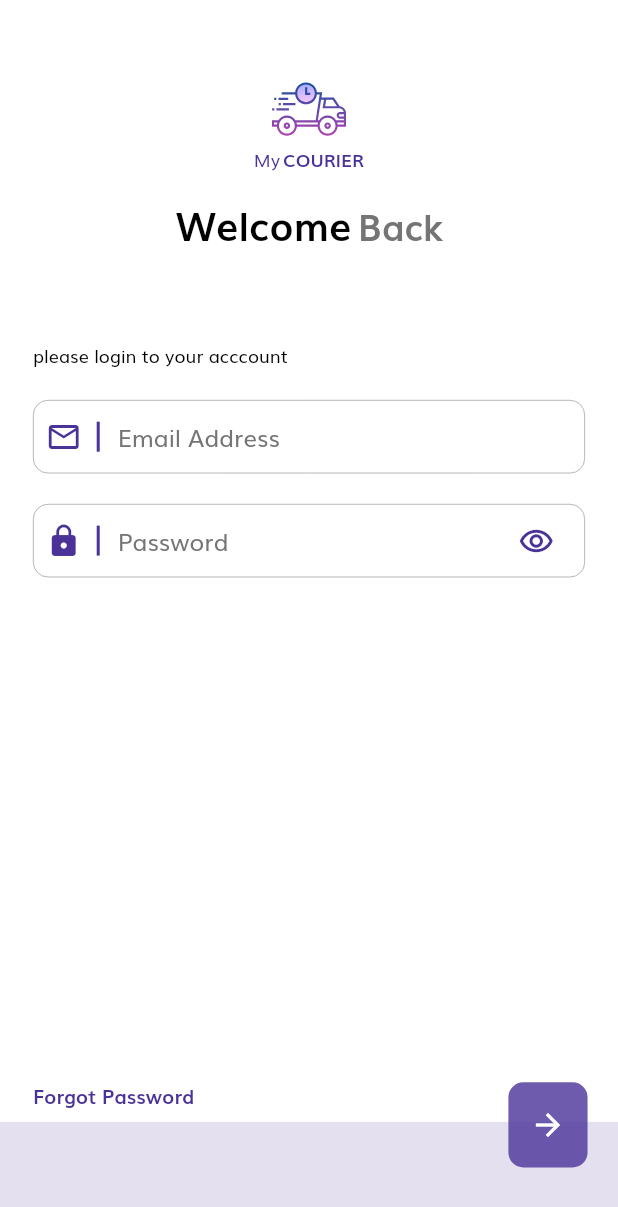
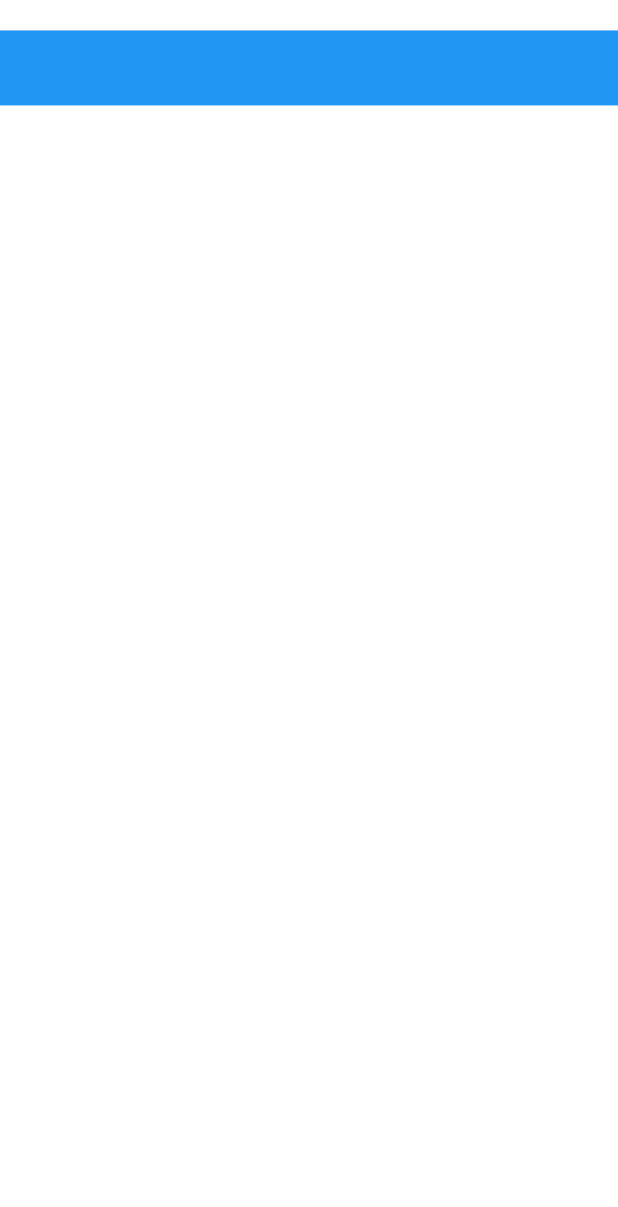
Before and after one commit to jeremy02/courier_delivery_service_app, a Flutter app: the screen it shows after launch, after a tap on the "arrow forward" icon, on a phone screen of 412 x 824 dp. Shown: the top 1207 px of the screen. Run offline on Flutter 3.47's test engine with Material 2 defaults, Android fonts, the phone set to English and light mode, and no system bars; our stand-ins replace flutter_svg.

Commit message:
done with validations now home screen

```diff
--- a/lib/routes.dart
+++ b/lib/routes.dart
@@ -1,3 +1,4 @@
+import 'package:courier_delivery_service_app/screens/splash/home/home_screen.dart';
 import 'package:flutter/widgets.dart';
 import 'package:courier_delivery_service_app/screens/splash/splash_screen.dart';
 
@@ -5,4 +6,5 @@ import 'package:courier_delivery_service_app/screens/splash/splash_screen.dart';
 // All our routes will be available here
 final Map<String, WidgetBuilder> routes = {
   SplashScreen.routeName: (context) => SplashScreen(),
+  HomeScreen.routeName: (context) => HomeScreen(),
 };
--- a/lib/screens/splash/components/body.dart
+++ b/lib/screens/splash/components/body.dart
@@ -1,4 +1,5 @@
 import 'package:courier_delivery_service_app/screens/splash/components/sign_in_form.dart';
+import 'package:courier_delivery_service_app/screens/splash/home/home_screen.dart';
 import 'package:flutter/cupertino.dart';
 import 'package:flutter/material.dart';
 import 'package:courier_delivery_service_app/constants.dart';
@@ -6,7 +7,12 @@ import 'package:courier_delivery_service_app/size_config.dart';
 import 'package:flutter/services.dart';
 import 'package:flutter_svg/flutter_svg.dart';
 
-class Body extends StatelessWidget {
+class Body extends StatefulWidget {
+	@override
+	_BodyState createState() => _BodyState();
+}
+
+class _BodyState extends State<Body> {
 
 	final _formKey = GlobalKey<FormState>();
 
@@ -61,9 +67,7 @@ class Body extends StatelessWidget {
 									iconData: Icons.arrow_forward,
 									press: () {
 										if (_formKey.currentState.validate()) {
-											print("_formKey"+_formKey.toString());
-										}else{
-											print("isinvalid _formKey"+_formKey.toString());
+											Navigator.pushNamed(context, HomeScreen.routeName);
 										}
 									},
 								),
--- /dev/null
+++ b/lib/screens/splash/components/form_error.dart
@@ -0,0 +1,43 @@
+import 'package:flutter/material.dart';
+import 'package:flutter_svg/flutter_svg.dart';
+
+import '../../../size_config.dart';
+
+class FormError extends StatelessWidget {
+	const FormError({
+		Key key,
+		@required this.errors,
+	}) : super(key: key);
+
+	final List<String> errors;
+
+	@override
+	Widget build(BuildContext context) {
+		return Column(
+			crossAxisAlignment: CrossAxisAlignment.start,
+			children: List.generate(
+				errors.length, (index) => formErrorText(error: errors[index])),
+		);
+	}
+
+	Row formErrorText({String error}) {
+		return Row(
+			children: [
+				SvgPicture.asset(
+					"assets/icons/Error.svg",
+					height: getProportionateScreenWidth(14),
+					width: getProportionateScreenWidth(14),
+				),
+				SizedBox(
+					width: getProportionateScreenWidth(10),
+				),
+				Text(
+					error,
+					style: TextStyle(
+						color: Colors.red
+					),
+				),
+			],
+		);
+	}
+}
--- a/lib/screens/splash/components/sign_in_form.dart
+++ b/lib/screens/splash/components/sign_in_form.dart
@@ -2,10 +2,15 @@ import 'package:flutter/material.dart';
 import 'package:courier_delivery_service_app/constants.dart';
 import 'package:courier_delivery_service_app/size_config.dart';
 
+import 'form_error.dart';
+
 class SignInForm extends StatefulWidget {
 	final Key formKey;
 
-	SignInForm({Key key, @required this.formKey}) : super(key: key);
+	SignInForm({
+		Key key,
+		@required this.formKey
+	}) : super(key: key);
 
 	@override
 	_SignInFormState createState() => _SignInFormState(formKey);
@@ -60,6 +65,8 @@ class _SignInFormState extends State<SignInForm> {
 					buildFormFields(false),
 					SizedBox(height: getProportionateScreenHeight(20)),
 					buildFormFields(true),
+					SizedBox(height: getProportionateScreenHeight(4)),
+					FormError(errors: errors),
 				],
 			),
 		);
@@ -109,6 +116,26 @@ class _SignInFormState extends State<SignInForm> {
 
 	TextFormField _buildEmailAddressField() {
 		return TextFormField(
+			keyboardType: TextInputType.emailAddress,
+			onSaved: (newValue) => email = newValue,
+			onChanged: (value) {
+				if (value.isNotEmpty) {
+					removeError(error: kEmailNullError);
+				} else if (emailValidatorRegExp.hasMatch(value)) {
+					removeError(error: kInvalidEmailError);
+				}
+				return null;
+			},
+			validator: (value) {
+				if (value.isEmpty) {
+					addError(error: kEmailNullError);
+					return null; // you can return "" too
+				} else if (!emailValidatorRegExp.hasMatch(value)) {
+					addError(error: kInvalidEmailError);
+					return null; // you can return "" too
+				}
+				return null;
+			},
 			decoration: InputDecoration(
 				hintStyle: TextStyle(
 					fontSize: 16,
@@ -127,6 +154,25 @@ class _SignInFormState extends State<SignInForm> {
 	TextFormField _buildPasswordField() {
 		return TextFormField(
 			obscureText: true,
+			onSaved: (newValue) => password = newValue,
+			onChanged: (value) {
+				if (value.isNotEmpty) {
+					removeError(error: kPassNullError);
+				} else if (value.length >= 8) {
+					removeError(error: kShortPassError);
+				}
+				return null;
+			},
+			validator: (value) {
+				if (value.isEmpty) {
+					addError(error: kPassNullError);
+					return null; // you can return "" too
+				} else if (value.length < 8) {
+					addError(error: kShortPassError);
+					return null; // you can return "" too
+				}
+				return null;
+			},
 			decoration: InputDecoration(
 				hintStyle: TextStyle(
 					fontSize: 16,
@@ -145,18 +191,4 @@ class _SignInFormState extends State<SignInForm> {
 			style: TextStyle(decoration: TextDecoration.none),
 		);
 	}
-
-//	TextFormField buildPasswordFormField() {
-//		return TextFormField(
-//			obscureText: true,
-//			onSaved: (newValue) => password = newValue,
-//			decoration: InputDecoration(
-//				labelText: "Password",
-//				hintText: "Enter your password",
-//				// If  you are using latest version of flutter then lable text and hint text shown like this
-//				// if you r using flutter less then 1.20.* then maybe this is not working properly
-//				floatingLabelBehavior: FloatingLabelBehavior.always,
-//			),
-//		);
-//	}
 }
--- /dev/null
+++ b/lib/screens/splash/home/components/home_body.dart
@@ -0,0 +1,25 @@
+import 'package:flutter/material.dart';
+
+import '../../../../size_config.dart';
+
+class Body extends StatelessWidget {
+	@override
+	Widget build(BuildContext context) {
+		return SafeArea(
+			child: SingleChildScrollView(
+				child: Column(
+					children: [
+						SizedBox(height: getProportionateScreenHeight(20)),
+						Container(
+							width: double.infinity,
+							height: 50,
+							decoration: BoxDecoration(
+								color: Colors.blue
+							),
+						)
+					],
+				),
+			),
+		);
+	}
+}
--- a/lib/screens/splash/home/home_screen.dart
+++ b/lib/screens/splash/home/home_screen.dart
@@ -0,0 +1,13 @@
+import 'package:flutter/material.dart';
+
+import 'components/home_body.dart';
+
+class HomeScreen extends StatelessWidget {
+	static String routeName = "/home";
+	@override
+	Widget build(BuildContext context) {
+		return Scaffold(
+			body: Body(),
+		);
+	}
+}
```
Also changed, not shown: lib/constants.dart (+26 -0 lines), assets/icons/Error.svg (added).
